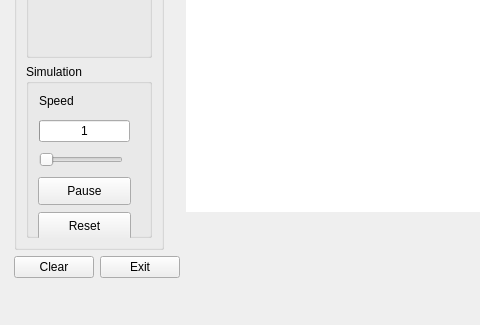
Above: line_robots/mainwindow.ui from maslaral/line_robots before the change; both pictures show x 0 to 480 and y 350 to 675 of the 800 by 675 pixel window. Below: the same form after it.
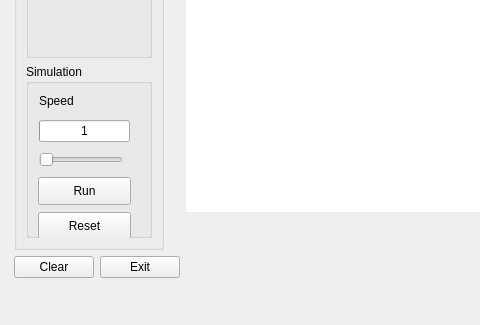
That is the form after the change. Custom widgets are drawn as their Qt base class.

Commit message:
pause/run button
Text on pause/run button now toggles to reflect current functionality

```diff
--- a/line_robots/mainwindow.ui
+++ b/line_robots/mainwindow.ui
@@ -155,7 +155,7 @@
              </rect>
             </property>
             <property name="text">
-             <string>Pause</string>
+             <string>Run</string>
             </property>
            </widget>
            <widget class="QPushButton" name="resetButton">
@@ -198,7 +198,7 @@
              <rect>
               <x>13</x>
               <y>52</y>
-              <width>101</width>
+              <width>102</width>
               <height>55</height>
              </rect>
             </property>
```
The commit also changes 6 other files.
